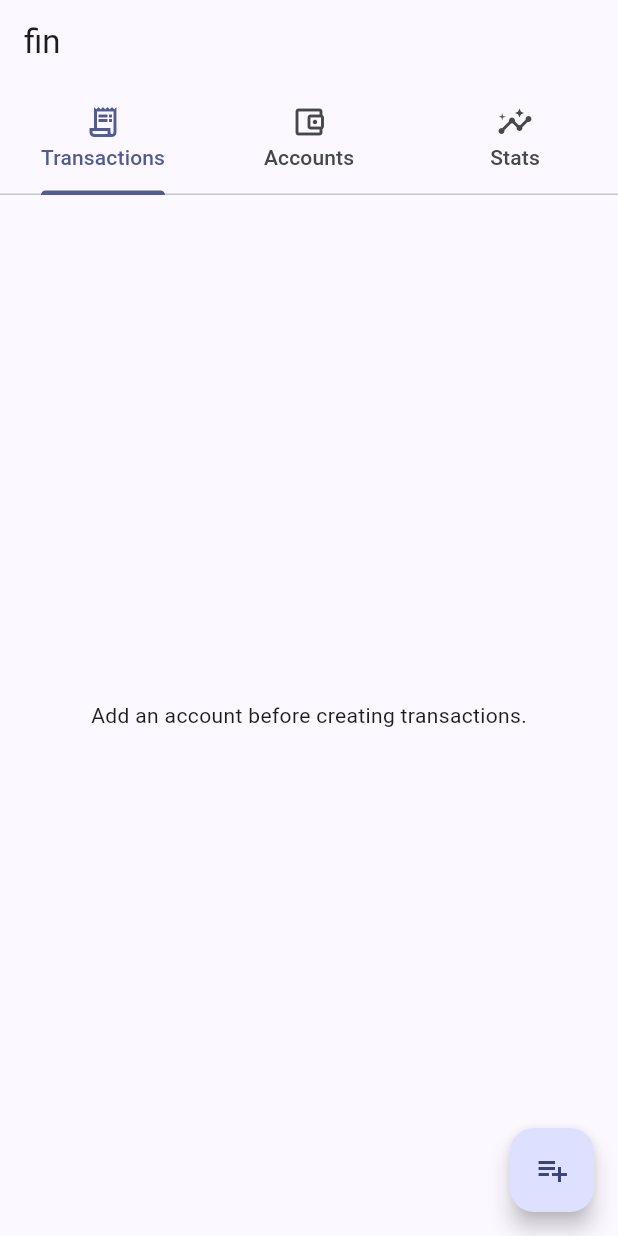
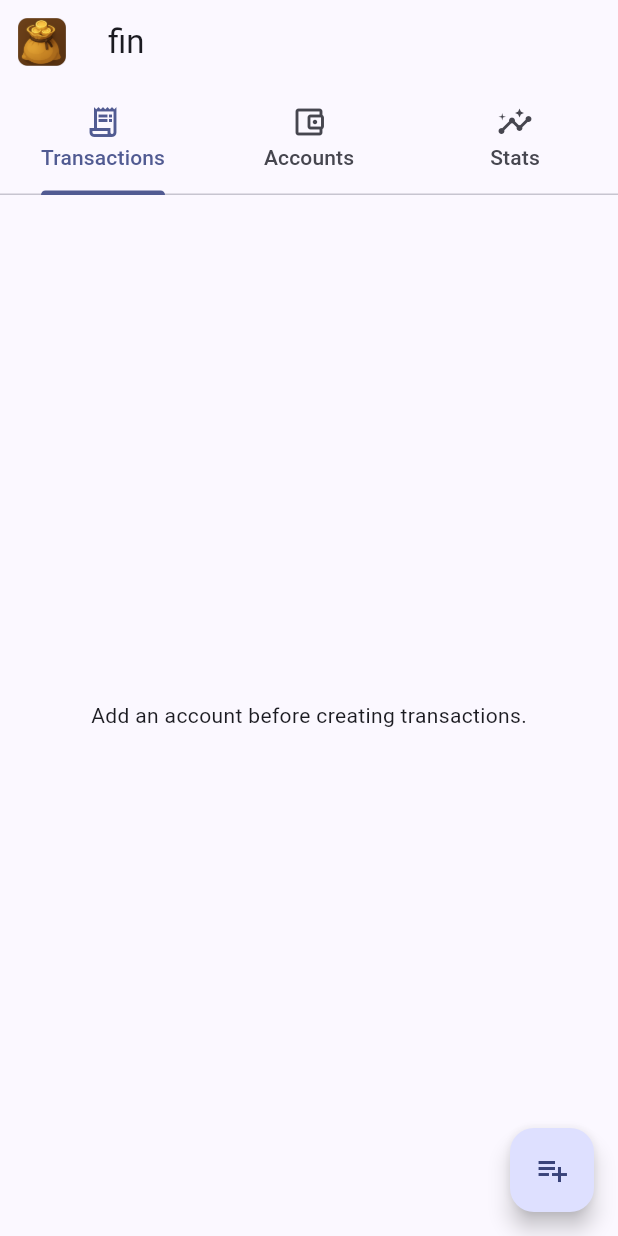
Before and after one commit to semanticdreams/fin, a Flutter app: the screen it shows after launch, on a phone screen of 412 x 824 dp. Run offline on Flutter 3.47's test engine with Material 3 defaults, Android fonts, the phone set to English and light mode, and no system bars; our stand-ins replace sqflite, sqflite_common_ffi; accounts and stored records are empty.

Commit message:
Update padding

```diff
--- a/lib/main.dart
+++ b/lib/main.dart
@@ -148,6 +148,10 @@ class _HomeScaffoldState extends State<HomeScaffold>
   Widget build(BuildContext context) {
     return Scaffold(
       appBar: AppBar(
+        leading: Padding(
+          padding: const EdgeInsets.symmetric(horizontal: 12),
+          child: Image.asset('assets/icon.png'),
+        ),
         title: const Text('fin'),
         bottom: TabBar(
           controller: _tabController,
@@ -301,7 +305,7 @@ class _AccountsTabState extends State<AccountsTab> {
               final account = _controller.accounts[index];
               return ListTile(
                 contentPadding:
-                    const EdgeInsets.symmetric(horizontal: 16, vertical: 12),
+                    const EdgeInsets.symmetric(horizontal: 16, vertical: 0),
                 title: Text(account.name),
                 subtitle: Text(account.currency.toUpperCase()),
                 leading: CircleAvatar(
--- a/pubspec.yaml
+++ b/pubspec.yaml
@@ -63,6 +63,9 @@ flutter:
   # the material Icons class.
   uses-material-design: true
 
+  assets:
+    - assets/icon.png
+
   # To add assets to your application, add an assets section, like this:
   # assets:
   #   - images/a_dot_burr.jpeg
```
